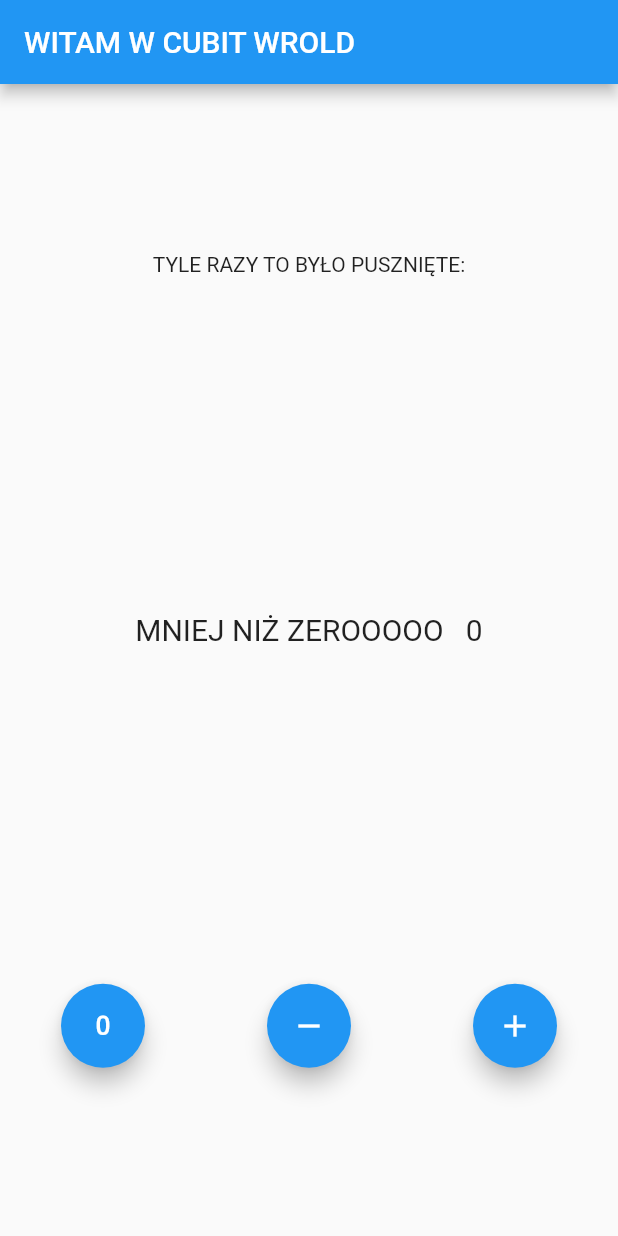
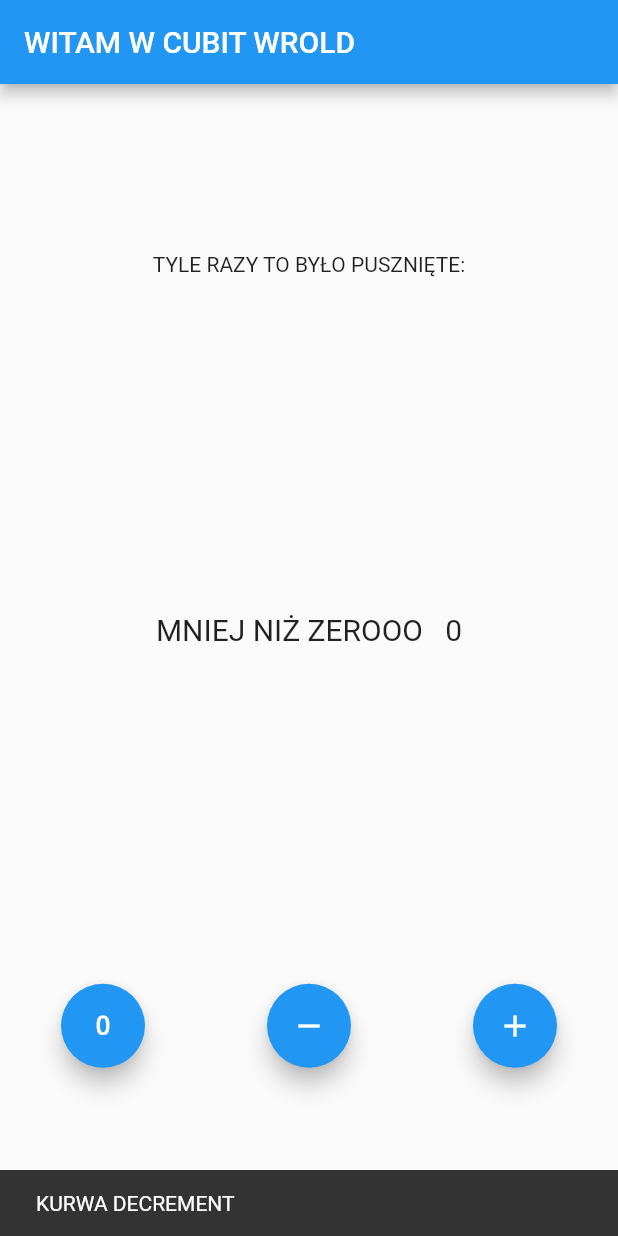
Before and after one commit to dsznycer/bloc_test, a Flutter app: the screen it shows after launch, after a tap on the "exposure zero" icon, on a phone screen of 412 x 824 dp. Run offline on Flutter 3.47's test engine with Material 2 defaults, Android fonts, the light colour scheme and no system bars; our stand-ins replace bloc, flutter_bloc.

Commit message:
added cubit&state

```diff
--- a/lib/cubit/counter_cubit.dart
+++ b/lib/cubit/counter_cubit.dart
@@ -6,8 +6,10 @@ part 'counter_state.dart';
 class CounterCubit extends Cubit<CounterState> {
   CounterCubit() : super(CounterState(counterValue: 0));
 
-  void increment() => emit(CounterState(counterValue: state.counterValue + 1));
-  void decrement() => emit(CounterState(counterValue: state.counterValue - 1));
+  void increment() => emit(
+      CounterState(counterValue: state.counterValue + 1, isIncremented: true));
+  void decrement() => emit(
+      CounterState(counterValue: state.counterValue - 1, isIncremented: false));
 
   void zeroShit() => emit(CounterState(counterValue: state.counterValue = 0));
 }
--- a/lib/cubit/counter_state.dart
+++ b/lib/cubit/counter_state.dart
@@ -2,8 +2,10 @@ part of 'counter_cubit.dart';
 
 class CounterState {
   int counterValue;
+  bool? isIncremented;
 
   CounterState({
     required this.counterValue,
+    this.isIncremented,
   });
 }
--- a/lib/main.dart
+++ b/lib/main.dart
@@ -38,7 +38,21 @@ class _MyHomePageState extends State<MyHomePage> {
       appBar: AppBar(
         title: Text('WITAM W CUBIT WROLD'),
       ),
-      body: Column(
+      body: BlocListener<CounterCubit, CounterState>(
+        listener: (context, state) {
+          if (state.isIncremented == true) {
+            ScaffoldMessenger.of(context).showSnackBar(SnackBar(
+              content: Text('KURWA INCREMENT'),
+              duration: Duration(seconds: 1),
+            ));
+          } else {
+            ScaffoldMessenger.of(context).showSnackBar(SnackBar(
+              content: Text('KURWA DECREMENT'),
+              duration: Duration(seconds: 1),
+            ));
+          }
+        },
+        child: Column(
           mainAxisAlignment: MainAxisAlignment.spaceAround,
           children: [
             Text('TYLE RAZY TO BYŁO PUSZNIĘTE:'),
@@ -51,12 +65,12 @@ class _MyHomePageState extends State<MyHomePage> {
                   );
                 } else if (state.counterValue == 0) {
                   return Text(
-                  "MNIEJ NIŻ ZEROOOOO   " + state.counterValue.toString(),
+                    "MNIEJ NIŻ ZEROOO   " + state.counterValue.toString(),
                     style: TextStyle(fontSize: 20),
                   );
                 } else {
                   return Text(
-                  "UUUU PLUSIKKK  " + state.counterValue.toString(),
+                    "Jesteś na plus!   " + state.counterValue.toString(),
                     style: TextStyle(fontSize: 20),
                   );
                 }
@@ -91,6 +105,7 @@ class _MyHomePageState extends State<MyHomePage> {
             )
           ],
         ),
+      ),
     );
   }
 }
```
Lines whose indentation alone changed are shown as unchanged.
